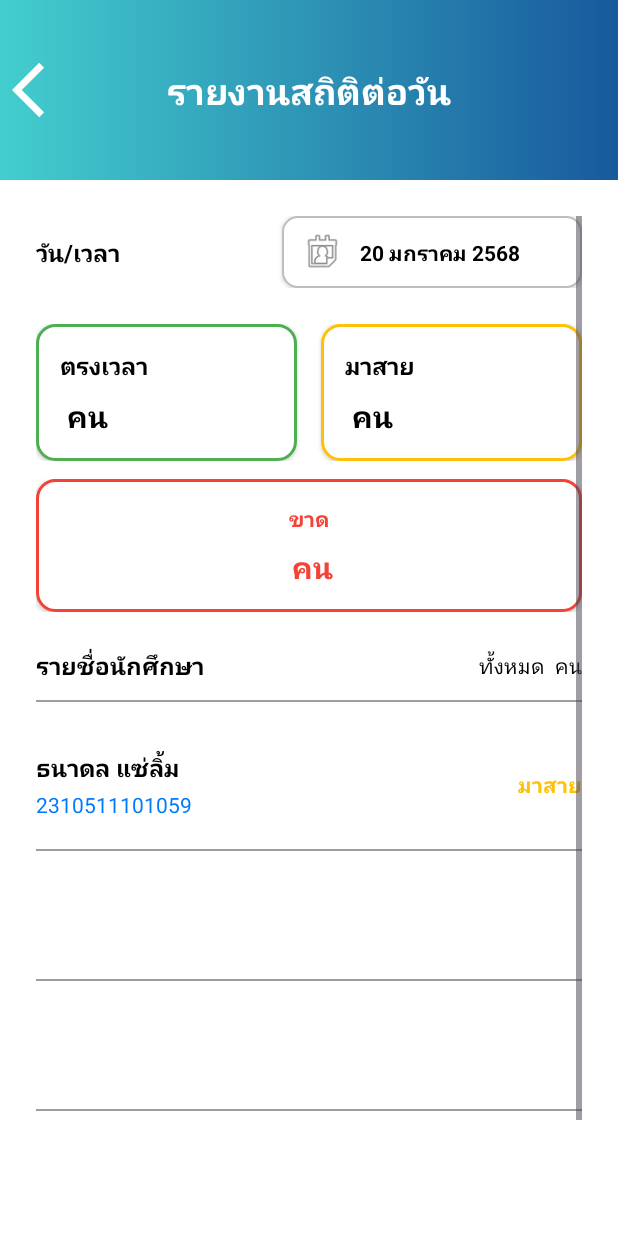
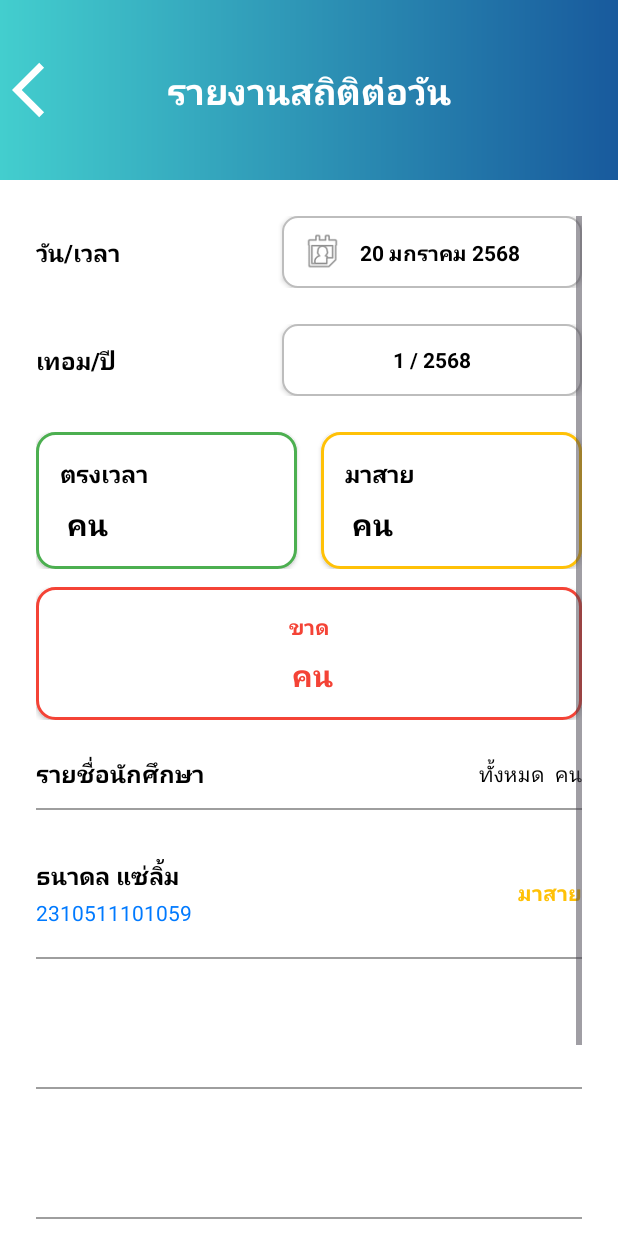
Before and after one commit to Mickeyyok/FacecheckApp, an Android app: the layout activity_realtime.xml on its own in the app's theme, with its tools: preview values and no code run, on a phone screen of 412 x 824 dp. Run offline under Robolectric (Android 15) with nearby library versions, the phone set to English and light mode, and no system bars.

```diff
--- a/app/src/main/AndroidManifest.xml
+++ b/app/src/main/AndroidManifest.xml
@@ -52,6 +52,8 @@
         <activity android:name=".EditTimeActivity" />
         <activity android:name=".SubjectListActivity" />
         <activity android:name=".HistoryActivity" />
+        <activity android:name=".RealTimeActivity" />
+        <activity android:name=".TermActivity" />
     </application>
 
 </manifest>
--- a/app/src/main/res/layout/activity_realtime.xml
+++ b/app/src/main/res/layout/activity_realtime.xml
@@ -92,6 +92,46 @@
                         android:layout_width="wrap_content"
                         android:layout_height="wrap_content"
                         android:text="20 มกราคม 2568"
+                        android:textColor="@color/black"
+                        android:textStyle="bold"
+                        android:textSize="14sp" />
+                </LinearLayout>
+            </RelativeLayout>
+
+            <!-- 🔸 เลือกเทอม (Term Selector) -->
+            <RelativeLayout
+                android:layout_width="match_parent"
+                android:layout_height="wrap_content"
+                android:layout_marginBottom="24dp">
+
+                <TextView
+                    android:layout_width="wrap_content"
+                    android:layout_height="wrap_content"
+                    android:text="เทอม/ปี"
+                    android:textColor="@color/black"
+                    android:textStyle="bold"
+                    android:textSize="16sp"
+                    android:layout_centerVertical="true" />
+
+                <LinearLayout
+                    android:id="@+id/tvTermLayout"
+                    android:layout_width="200dp"
+                    android:layout_height="48dp"
+                    android:layout_alignParentEnd="true"
+                    android:orientation="horizontal"
+                    android:gravity="center"
+                    android:paddingStart="12dp"
+                    android:paddingEnd="12dp"
+                    android:background="@drawable/input_box"
+                    android:elevation="2dp"
+                    android:clickable="true"
+                    android:focusable="true">
+
+                    <TextView
+                        android:id="@+id/tvTerm"
+                        android:layout_width="wrap_content"
+                        android:layout_height="wrap_content"
+                        android:text="1 / 2568"
                         android:textColor="@color/black"
                         android:textStyle="bold"
                         android:textSize="14sp" />
```
Also changed, not shown: app/src/main/java/com/example/facecheckapp/ClassDetailActivity.kt (+6 -2 lines), app/src/main/java/com/example/facecheckapp/RealTimeActivity.kt (+37 -1 lines), app/src/main/java/com/example/facecheckapp/TermActivity.kt (+8 -11 lines), app/src/main/res/layout/activity_term.xml (+12 -6 lines).
